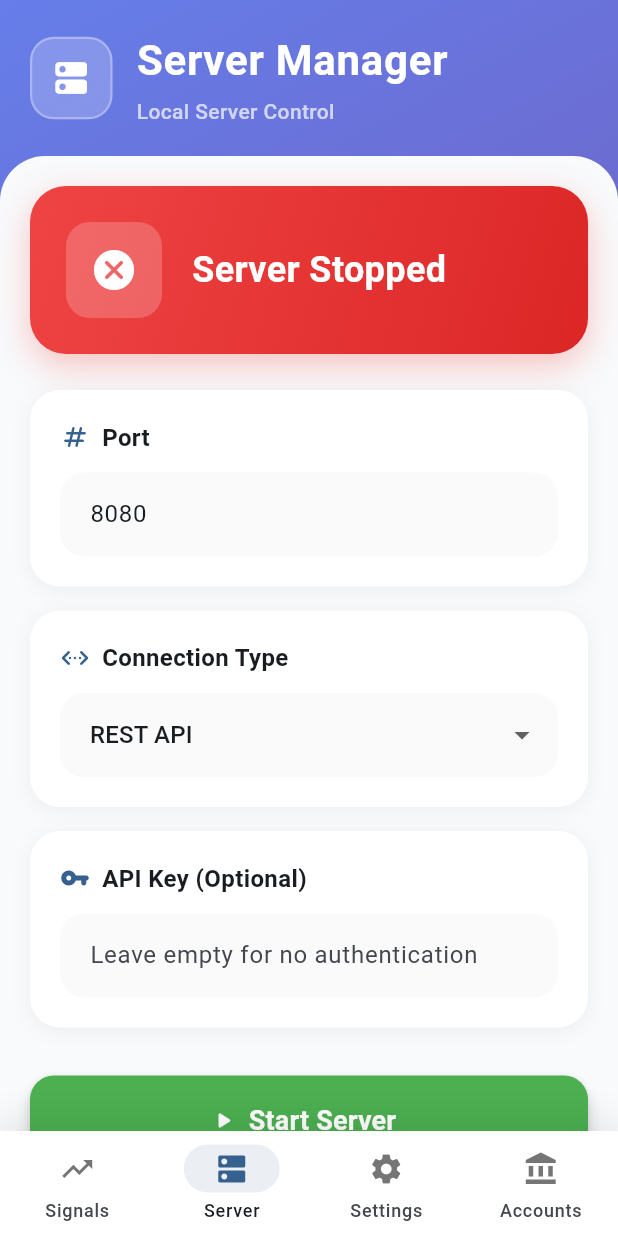
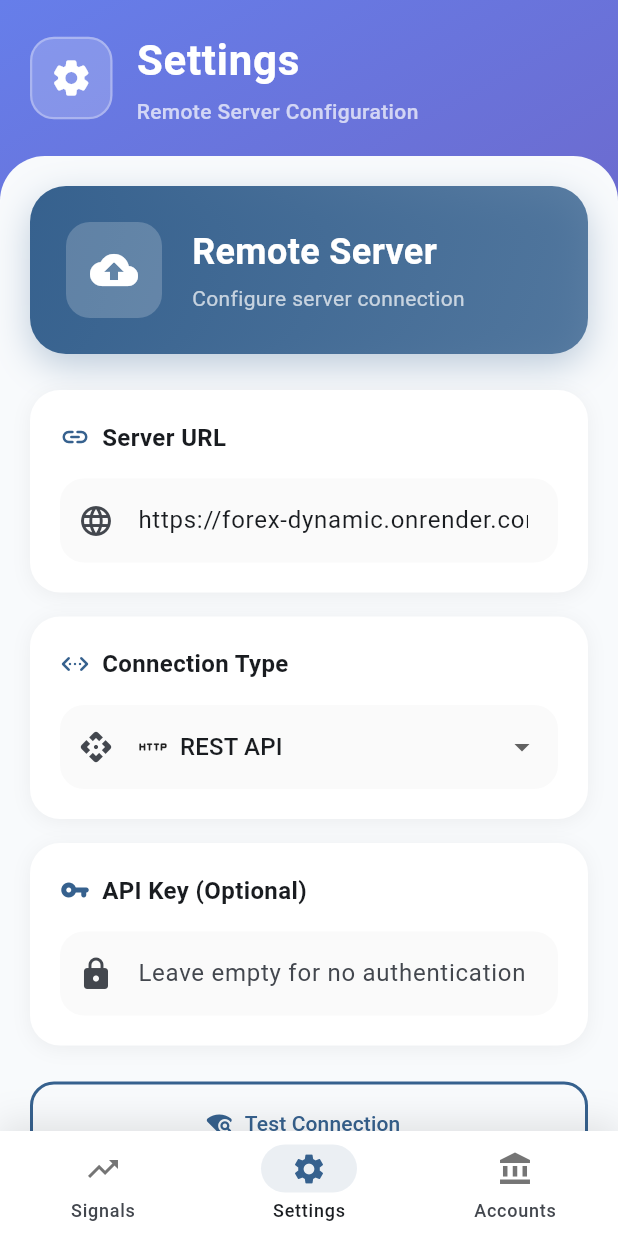
Before and after one commit to Crypto1181/Forex-Dynamic, a Flutter app: the screen it shows after launch, item 2 of the bottom bar chosen, on a phone screen of 412 x 824 dp. Run offline on Flutter 3.47's test engine with Material 3 defaults, Android fonts, the phone set to English and light mode, and no system bars; our stand-ins replace shared_preferences, shelf, shelf_web_socket, supabase, supabase_flutter; missing offline and left inert: shelf_cors_headers; accounts and stored records are empty.

Commit message:
Update server deployment to use JIT and remove local server UI

```diff
--- a/lib/screens/home_screen.dart
+++ b/lib/screens/home_screen.dart
@@ -305,7 +305,6 @@ class _HomeScreenState extends State<HomeScreen> with TickerProviderStateMixin {
         index: _currentIndex,
         children: [
           _buildSignalsTab(),
-          _buildServerTab(),
           _buildSettingsTab(),
           _buildAccountsTab(),
         ],
@@ -340,14 +339,6 @@ class _HomeScreenState extends State<HomeScreen> with TickerProviderStateMixin {
               label: 'Signals',
             ),
             NavigationDestination(
-              icon: Icon(Icons.dns, color: Colors.grey[600]),
-              selectedIcon: Icon(
-                Icons.dns,
-                color: Theme.of(context).colorScheme.primary,
-              ),
-              label: 'Server',
-            ),
-            NavigationDestination(
               icon: Icon(Icons.settings, color: Colors.grey[600]),
               selectedIcon: Icon(
                 Icons.settings,
@@ -439,21 +430,16 @@ class _HomeScreenState extends State<HomeScreen> with TickerProviderStateMixin {
           remoteServerUrl.startsWith('https://') ||
           remoteServerUrl.startsWith('wss://');
     } else {
-      if (!widget.serverManager.isRunning) {
       setState(() => _isSendingSignals = false);
       ScaffoldMessenger.of(context).showSnackBar(
         const SnackBar(
           content: Text(
-              'No remote server configured and local server is not running.\nConfigure a server in Settings or start the local server.',
+            'No remote server configured.\nPlease configure the server URL in Settings.',
           ),
           backgroundColor: Colors.orange,
         ),
       );
       return;
-      }
-      host = 'localhost';
-      port = widget.serverManager.port;
-      connectionType = widget.serverManager.connectionType;
     }
 
     final accounts = widget.accountService.accounts
@@ -499,7 +485,9 @@ class _HomeScreenState extends State<HomeScreen> with TickerProviderStateMixin {
             entryTime: DateFormat('yyyy-MM-dd HH:mm:ss').format(adjustedEntry),
             lot: signal.lot > 0 ? signal.lot : account.defaultLotSize,
             dailyLot: signal.isDaily
-                ? (signal.dailyLot != null && signal.dailyLot! > 0 ? signal.dailyLot : account.defaultDailyLot)
+                ? (signal.dailyLot != null && signal.dailyLot! > 0
+                      ? signal.dailyLot
+                      : account.defaultDailyLot)
                 : null,
             tpCondition1: adjustedTP1,
             tpCondition2: adjustedTP2,
--- a/lib/services/settings_service.dart
+++ b/lib/services/settings_service.dart
@@ -8,7 +8,8 @@ class SettingsService {
   // Get remote server URL
   Future<String?> getRemoteServerUrl() async {
     final prefs = await SharedPreferences.getInstance();
-    return prefs.getString(_serverUrlKey);
+    // Default to the Render server if not set
+    return prefs.getString(_serverUrlKey) ?? 'https://forex-dynamic.onrender.com';
   }
 
   // Set remote server URL
--- /dev/null
+++ b/lib/services/supabase_initializer_flutter.dart
@@ -0,0 +1,6 @@
+import 'package:supabase_flutter/supabase_flutter.dart';
+
+Future<SupabaseClient> initializeSupabase(String url, String key) async {
+  await Supabase.initialize(url: url, anonKey: key);
+  return Supabase.instance.client;
+}
--- /dev/null
+++ b/lib/services/supabase_initializer_server.dart
@@ -0,0 +1,5 @@
+import 'package:supabase/supabase.dart';
+
+Future<SupabaseClient> initializeSupabase(String url, String key) async {
+  return SupabaseClient(url, key);
+}
--- a/lib/services/supabase_service.dart
+++ b/lib/services/supabase_service.dart
@@ -1,5 +1,7 @@
-import 'package:supabase_flutter/supabase_flutter.dart';
+import 'package:supabase/supabase.dart';
 import '../models/trade_signal.dart';
+import 'supabase_initializer_server.dart'
+    if (dart.library.ui) 'supabase_initializer_flutter.dart';
 
 class SupabaseService {
   static const String _supabaseUrl = 'https://rffexsyqlwahiqiwndyd.supabase.co';
@@ -13,11 +15,7 @@ class SupabaseService {
     if (_initialized) return;
 
     try {
-      await Supabase.initialize(
-        url: _supabaseUrl,
-        anonKey: _supabaseAnonKey,
-      );
-      _client = Supabase.instance.client;
+      _client = await initializeSupabase(_supabaseUrl, _supabaseAnonKey);
       _initialized = true;
     } catch (e) {
       throw Exception('Failed to initialize Supabase: $e');
@@ -80,6 +78,7 @@ class SupabaseService {
       'tradeId': dbJson['trade_id'],
       'receivedAt': receivedAtStr,
       'isDraft': dbJson['is_draft'] ?? false,
+      'entryType': dbJson['entry_type'] ?? 'TIME',
     });
   }
 
@@ -104,6 +103,7 @@ class SupabaseService {
       'brand': signal.brand,
       'received_at': signal.receivedAt.toIso8601String(),
       'is_draft': signal.isDraft,
+      'entry_type': signal.entryType,
     };
   }
 
--- a/pubspec.yaml
+++ b/pubspec.yaml
@@ -53,6 +53,7 @@ dependencies:
 
   # Supabase for cloud storage
   supabase_flutter: ^2.5.6
+  supabase: ^2.2.0
 
 dev_dependencies:
   flutter_test:
--- a/render.yaml
+++ b/render.yaml
@@ -4,7 +4,8 @@ services:
     runtime: docker
     plan: free
     buildCommand: ""
-    startCommand: dart run bin/server.dart
+    # We rely on the Dockerfile's CMD
+    startCommand: ""
     envVars:
       - key: PORT
         value: 8080
```
Also changed, not shown: pubspec.lock, 3 other files. Lines whose indentation alone changed are shown as unchanged.
